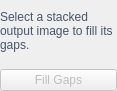
gkyle/startrails, file src/startrails/ui/step_fill_gaps.ui: the form before one commit.
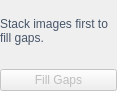
The form after the commit.

Commit message: startrails: ui consistency: single file output from operations

```diff
--- a/src/startrails/ui/step_fill_gaps.ui
+++ b/src/startrails/ui/step_fill_gaps.ui
@@ -33,7 +33,7 @@
 color: #475569;</string>
      </property>
      <property name="text">
-      <string>Select a stacked output image to fill its gaps.</string>
+      <string>Stack images first to fill gaps.</string>
      </property>
      <property name="wordWrap">
       <bool>true</bool>
```
The commit also changes 10 other files.
